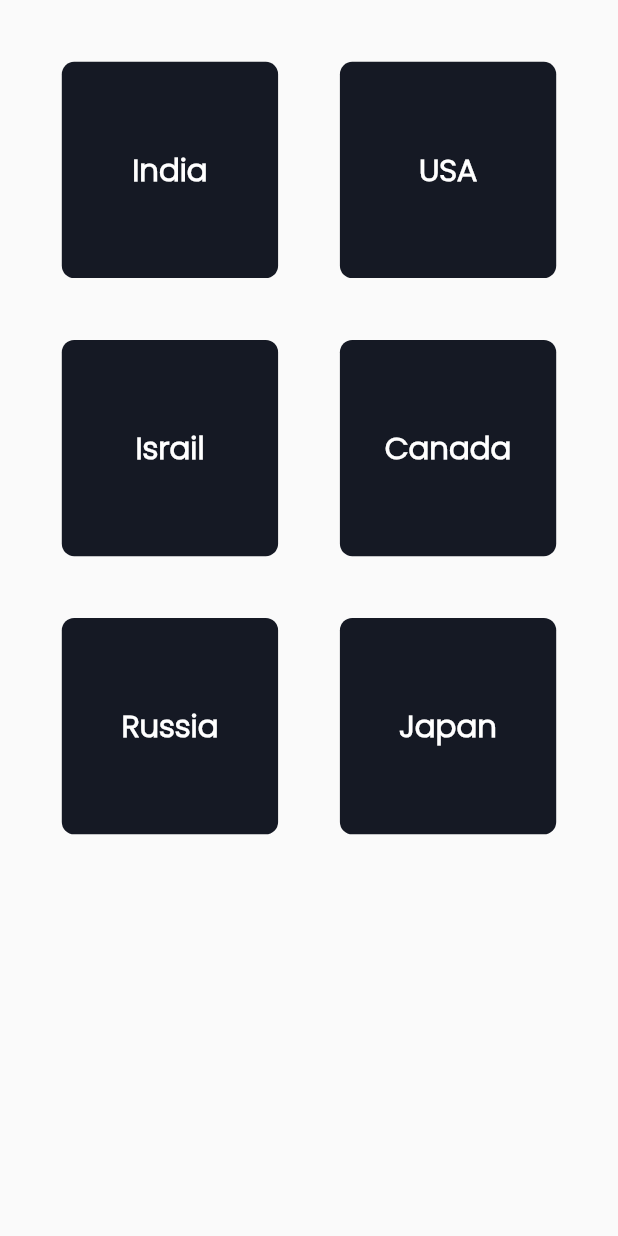
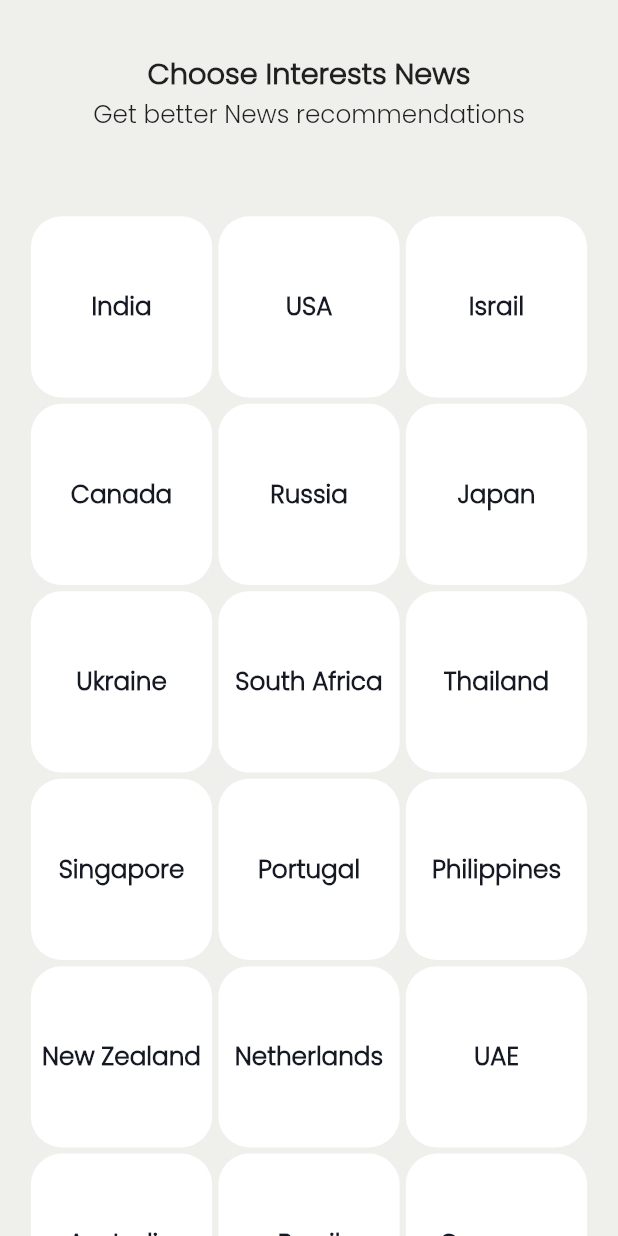
Before and after one commit to VivekTailor19/newsfeed, a Flutter app: the Intro_Screen screen opened by its route, after a tap on "Continue", on a phone screen of 412 x 824 dp. Run offline on Flutter 3.47's test engine with Material 2 defaults, Android fonts, the phone set to English and light mode, and no system bars; our stand-ins replace device_preview, sizer; network calls fail.

Commit message:
news app

```diff
--- a/lib/provider/newsprovider.dart
+++ b/lib/provider/newsprovider.dart
@@ -12,7 +12,6 @@ class NewsProvider extends ChangeNotifier
   Future<NewsModel> loadNews(String? cou)
   async {
     return await News_API.news_api.get_api(cou);
-    notifyListeners();
   }
 
   int currentindex = 0;
@@ -37,6 +36,19 @@ class NewsProvider extends ChangeNotifier
     CountryModel(name: "Canada",value: "ca"),
     CountryModel(name: "Russia",value: "ru"),
     CountryModel(name: "Japan",value: "jp"),
+    CountryModel(name: "Ukraine",value: "ua"),
+    CountryModel(name: "South Africa",value: "za"),
+    CountryModel(name: "Thailand",value: "th"),
+    CountryModel(name: "Singapore",value: "sg"),
+    CountryModel(name: "Portugal",value: "pt"),
+    CountryModel(name: "Philippines",value: "pl"),
+    CountryModel(name: "New Zealand ",value: "nz"),
+    CountryModel(name: "Netherlands",value: "nl"),
+    CountryModel(name: "UAE",value: "ae"),
+    CountryModel(name: "Australia",value: "au"),
+    CountryModel(name: "Brazil",value: "br"),
+    CountryModel(name: "Germany",value: "de"),
+    CountryModel(name: "France",value: "fr"),
   ];
 
 
--- a/lib/screens/introScreen.dart
+++ b/lib/screens/introScreen.dart
@@ -14,6 +14,7 @@ class _Intro_ScreenState extends State<Intro_Screen> {
   Widget build(BuildContext context) {
     return SafeArea(
       child: Scaffold(
+        backgroundColor: Color(0xffEFEFEB),
 
 
         body: Padding(
--- a/lib/screens/intro_country.dart
+++ b/lib/screens/intro_country.dart
@@ -23,20 +23,50 @@ class _Intro_CountryState extends State<Intro_Country> {
 
     return SafeArea(
       child: Scaffold(
-        body:GridView.builder(
+        backgroundColor: Color(0xffEFEFEB),
+        body:SingleChildScrollView(
+          child: Column(
+            children: [
+              SizedBox(height: 15.h,
+
+                  child: Center(
+                    child: Column(
+                      mainAxisSize: MainAxisSize.min,
+                      children: [
+                        Text("Choose Interests News",style: TextStyle(fontSize: 14.sp,fontWeight: FontWeight.w700),),
+                        Text("Get better News recommendations",style: TextStyle(fontSize: 12.sp,fontWeight: FontWeight.w300),),
+                      ],
+                    ),
+                  )
+              ),
+              GridView.builder(
+                shrinkWrap: true,
                 padding: EdgeInsets.all(5.w),
-        gridDelegate: SliverGridDelegateWithFixedCrossAxisCount(crossAxisCount: 2),
+              gridDelegate: SliverGridDelegateWithFixedCrossAxisCount(crossAxisCount: 3,
+              mainAxisSpacing: 1.w,crossAxisSpacing: 1.w),
+              scrollDirection: Axis.vertical,
+              physics: NeverScrollableScrollPhysics(),
               itemBuilder: (context, index) {
-          return Padding(
-            padding:  EdgeInsets.all(5.w),
-            child: GestureDetector(
+                return GestureDetector(
                     onTap: () {
                       Navigator.pushNamed(context, "first",arguments: "${newsT!.countries[index].value}");
                     },
-                child: CountryTile(title: newsT!.countries[index].name,value: newsT!.countries[index].value)),
+                    child: Container(
+                      height: 8.w,
+                      width: 15.w,
+                      alignment: Alignment.center,
+                      decoration: BoxDecoration(borderRadius: BorderRadius.circular(5.w),color: Colors.white),
+                      child: Text("${newsT!.countries[index].name}",style: TextStyle(fontSize: 12.sp,fontWeight: FontWeight.w600,color: Color(0xff151924)),textAlign: TextAlign.center,
+                          softWrap: true),
+                    )
+
+                   // CountryTile(title: newsT!.countries[index].name,value: newsT!.countries[index].value),
                 );
               },
                 itemCount: newsF!.countries.length,
+              ),
+            ],
+          ),
         )
         ),
 
@@ -46,12 +76,15 @@ class _Intro_CountryState extends State<Intro_Country> {
   Widget CountryTile({String? title, String? value})
   {
     return Container(
-      height: 2.h,
+      height: 1.h,
       width: 15.w,
       alignment: Alignment.center,
-      decoration: BoxDecoration(borderRadius: BorderRadius.circular(2.w),color: Color(0xff151924)),
-      child: Text("$title",style: TextStyle(fontSize: 15.sp,fontWeight: FontWeight.w700,color: Colors.white),),
+      decoration: BoxDecoration(borderRadius: BorderRadius.circular(5.w),color: Colors.white),
+      child: Text("$title",style: TextStyle(fontSize: 11.sp,fontWeight: FontWeight.w300,color: Color(0xff151924)),textAlign: TextAlign.center,
+      softWrap: true),
     );
   }
 
 }
+
+//color: Color(0xff151924)
```
Also changed, not shown: lib/main.dart (+5 -4 lines), lib/screens/categories_Screen.dart (+7 -1 lines), lib/screens/homeScreen.dart (+52 -58 lines). Lines whose indentation alone changed are shown as unchanged.
